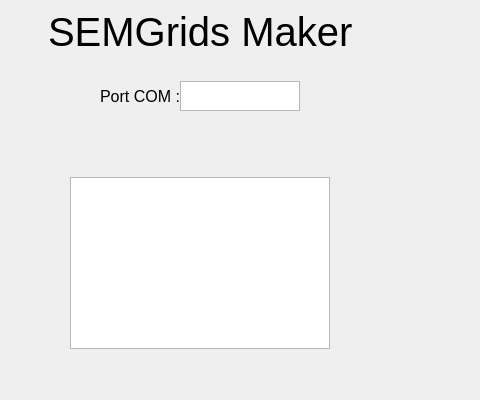
Qt form SemGridsMakerPyQt/view/viewUi/main_windows.ui (guilhemelias/SemGrids-Maker) before a commit; both pictures show x 200 to 680 and y 0 to 400 of the 800 by 400 pixel window.
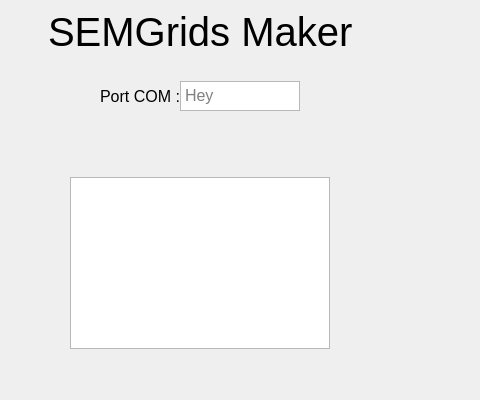
The same form after that commit.

Diff of the .ui file:
```diff
--- a/SemGridsMakerPyQt/view/viewUi/main_windows.ui
+++ b/SemGridsMakerPyQt/view/viewUi/main_windows.ui
@@ -146,6 +146,12 @@
           <pointsize>12</pointsize>
          </font>
         </property>
+        <property name="overwriteMode">
+         <bool>false</bool>
+        </property>
+        <property name="placeholderText">
+         <string>Hey</string>
+        </property>
        </widget>
       </item>
       <item>
```
